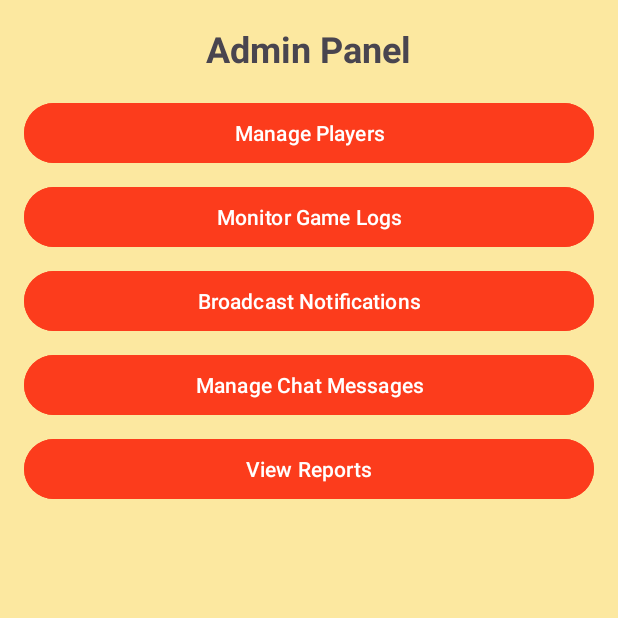
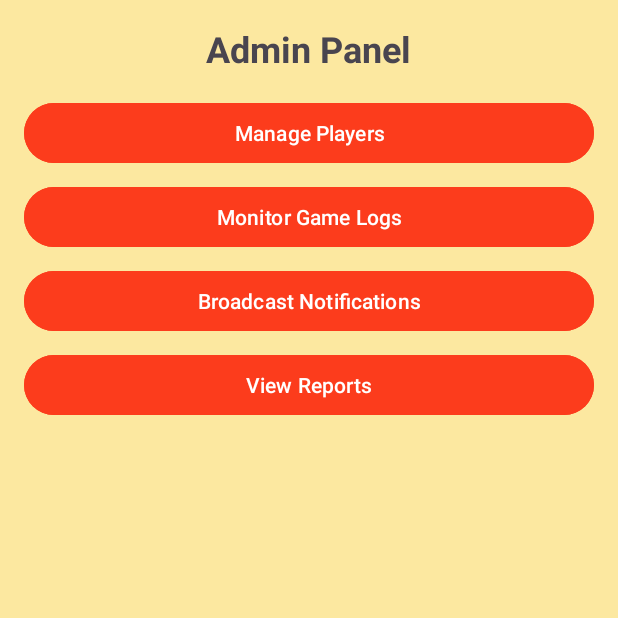
Before and after one commit to OzzieMunoz/Project2, an Android app: the AdminPanelActivity screen opened directly, with no data from a screen before it, on a phone screen of 412 x 824 dp, the top half of it. Run offline under Robolectric (Android 15) with nearby library versions, the phone set to English and light mode, and no system bars.

Commit message:
Removed manage messages button

```diff
--- a/app/src/main/java/com/example/bullshit/AdminPanelActivity.java
+++ b/app/src/main/java/com/example/bullshit/AdminPanelActivity.java
@@ -16,7 +16,6 @@ public class AdminPanelActivity extends AppCompatActivity {
         Button managePlayersButton = findViewById(R.id.managePlayersButton);
         Button monitorLogsButton = findViewById(R.id.monitorLogsButton);
         Button broadcastNotificationsButton = findViewById(R.id.broadcastNotificationsButton);
-        Button manageMessagesButton = findViewById(R.id.manageMessagesButton);
         Button viewReportsButton = findViewById(R.id.viewReportsButton);
 
         managePlayersButton.setOnClickListener(v -> {
@@ -33,10 +32,6 @@ public class AdminPanelActivity extends AppCompatActivity {
                 Toast.makeText(this, "Feature coming soon: Broadcast Notifications", Toast.LENGTH_SHORT).show()
         );
 
-        manageMessagesButton.setOnClickListener(v ->
-                Toast.makeText(this, "Feature coming soon: Manage Chat Messages", Toast.LENGTH_SHORT).show()
-        );
-
         viewReportsButton.setOnClickListener(v ->
                 Toast.makeText(this, "Feature coming soon: View Reports", Toast.LENGTH_SHORT).show()
         );
--- a/app/src/main/res/layout/activity_admin_panel.xml
+++ b/app/src/main/res/layout/activity_admin_panel.xml
@@ -44,15 +44,6 @@
         android:layout_marginBottom="8dp" />
 
     <Button
-        android:id="@+id/manageMessagesButton"
-        android:layout_width="match_parent"
-        android:layout_height="wrap_content"
-        android:text="Manage Chat Messages"
-        android:backgroundTint="#fc3c1c"
-        android:textColor="#FFFFFF"
-        android:layout_marginBottom="8dp" />
-
-    <Button
         android:id="@+id/viewReportsButton"
         android:layout_width="match_parent"
         android:layout_height="wrap_content"
```
